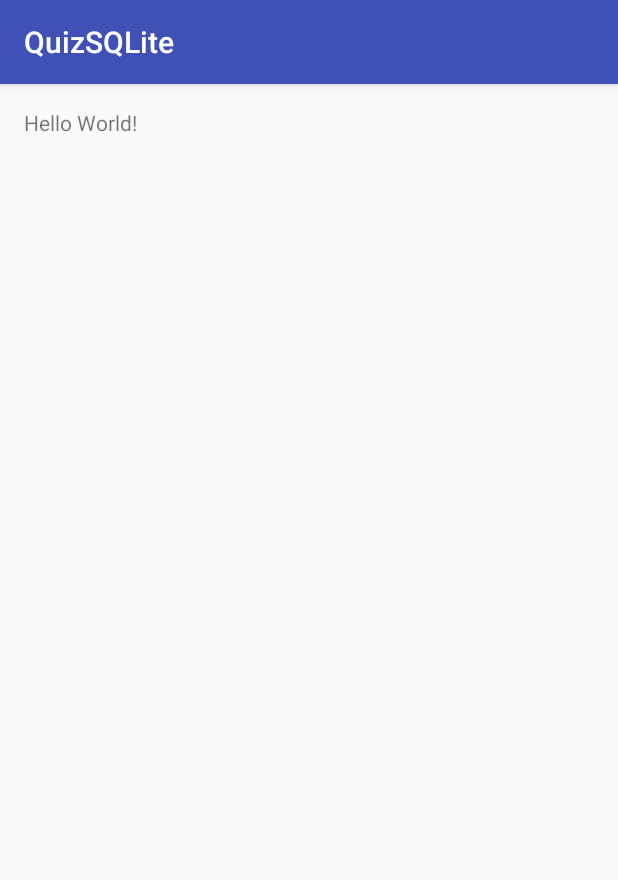
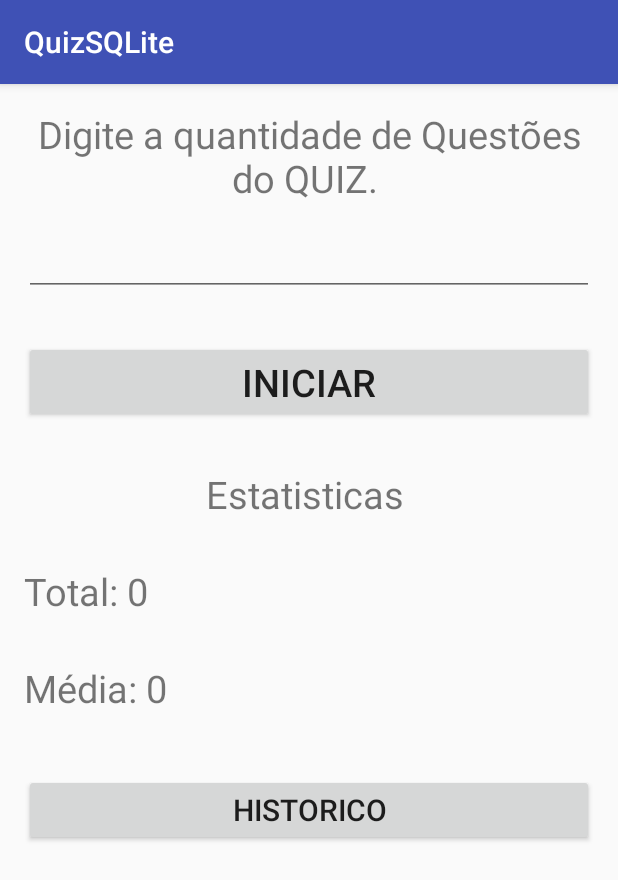
Before and after one commit to orodrigomarques/QuizSQLite, an Android app: the screen it shows after launch (MainActivity), on a phone screen of 412 x 824 dp. Shown: the top 880 px of the screen. Run offline under Robolectric (Android 15) with nearby library versions, the phone set to English and light mode, and no system bars.

Commit message:
tela principal

```diff
--- a/app/src/main/res/layout/activity_main.xml
+++ b/app/src/main/res/layout/activity_main.xml
@@ -1,5 +1,5 @@
 <?xml version="1.0" encoding="utf-8"?>
-<RelativeLayout xmlns:android="http://schemas.android.com/apk/res/android"
+<LinearLayout xmlns:android="http://schemas.android.com/apk/res/android"
     xmlns:tools="http://schemas.android.com/tools"
     android:id="@+id/activity_main"
     android:layout_width="match_parent"
@@ -8,10 +8,74 @@
     android:paddingLeft="@dimen/activity_horizontal_margin"
     android:paddingRight="@dimen/activity_horizontal_margin"
     android:paddingTop="@dimen/activity_vertical_margin"
-    tools:context="br.com.fatecpg.quizsqlite.MainActivity">
+    tools:context="br.com.fatecpg.quizsqlite.MainActivity"
+    android:orientation="vertical">
+    <ScrollView
+        android:layout_width="match_parent"
+        android:layout_height="match_parent">
 
-    <TextView
-        android:layout_width="wrap_content"
-        android:layout_height="wrap_content"
-        android:text="Hello World!" />
-</RelativeLayout>
+        <LinearLayout
+            android:layout_width="match_parent"
+            android:layout_height="wrap_content"
+            android:orientation="vertical"
+            android:focusableInTouchMode="true">
+
+            <TextView
+                android:layout_width="match_parent"
+                android:layout_height="wrap_content"
+                android:text="Digite a quantidade de Questões do QUIZ. "
+                android:textSize="25sp"
+                android:textAlignment="center" />
+
+            <EditText
+                android:layout_width="match_parent"
+                android:layout_height="wrap_content"
+                android:textSize="30sp"
+                android:inputType="number"
+                android:textAlignment="center"
+                android:textIsSelectable="false"
+                android:id="@+id/questionNumber" />
+
+            <Button
+                android:layout_width="match_parent"
+                android:layout_height="wrap_content"
+                android:text="Iniciar"
+                android:onClick="initTest"
+                android:layout_marginTop="30dp"
+                android:textSize="25sp"/>
+
+            <TextView
+                android:layout_width="match_parent"
+                android:layout_height="wrap_content"
+                android:layout_marginTop="30dp"
+                android:text="Estatisticas "
+                android:textAlignment="center"
+                android:textSize="25sp"/>
+
+            <TextView
+                android:layout_width="match_parent"
+                android:layout_height="wrap_content"
+                android:layout_marginTop="30dp"
+                android:text="Total: 0"
+                android:textSize="25sp"
+                android:id="@+id/txtTotalJogadas"
+                />
+            <TextView
+                android:layout_width="match_parent"
+                android:layout_height="wrap_content"
+                android:layout_marginTop="30dp"
+                android:text="Média: 0"
+                android:textSize="25sp"
+                android:id="@+id/txtMediaJogadas"/>
+
+            <Button
+                android:layout_marginTop="40dp"
+                android:layout_width="match_parent"
+                android:layout_height="wrap_content"
+                android:text="Historico"
+                android:textSize="20sp"
+                android:onClick="history" />
+
+        </LinearLayout>
+    </ScrollView>
+</LinearLayout>
```
